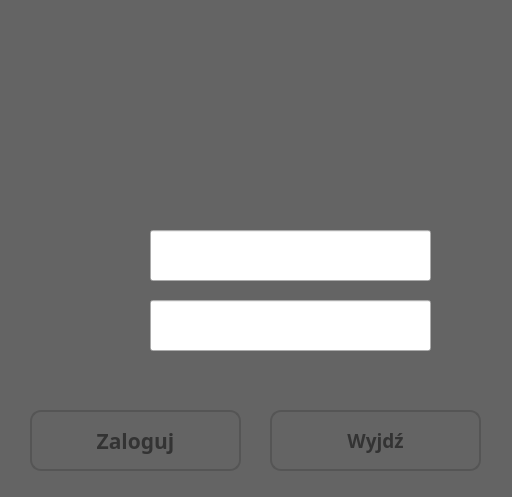
First picture: the form in logindialog.ui, repository RStravinsky/SERVIS_app, before the edit.
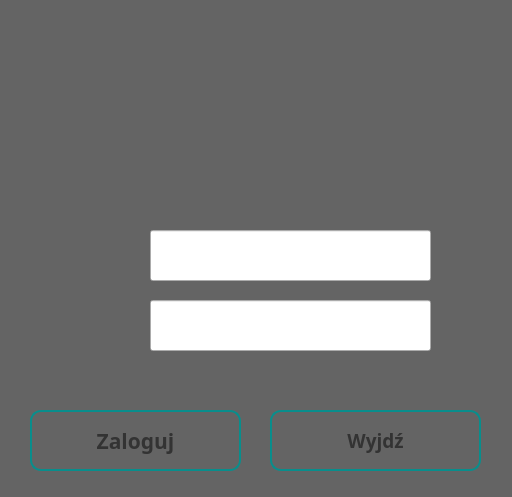
Second picture: the form after the edit.

The edit to the form file:
```diff
--- a/logindialog.ui
+++ b/logindialog.ui
@@ -21,7 +21,7 @@
 
 #LoginDialog QPushButton {
 color: #333;
-border: 2px solid #555;
+border: 2px solid rgb(8,142,140);
 border-radius: 11px;
 padding: 5px;
 background: qradialgradient(cx: 0.3, cy: -0.4,
```
